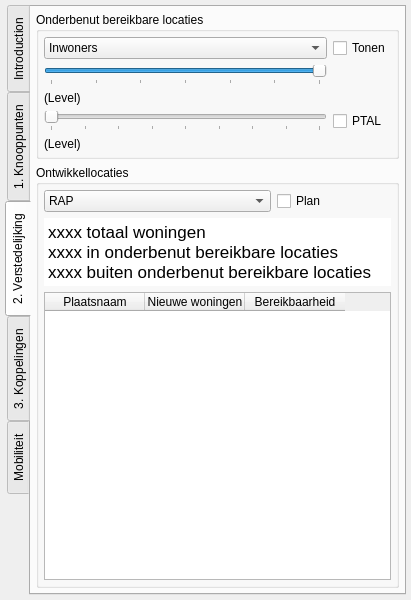
Qt form KPOpilot/kpo_datasysteem_pilot_dockwidget_base.ui (Deltametropool/kpo-pilot) before a commit.
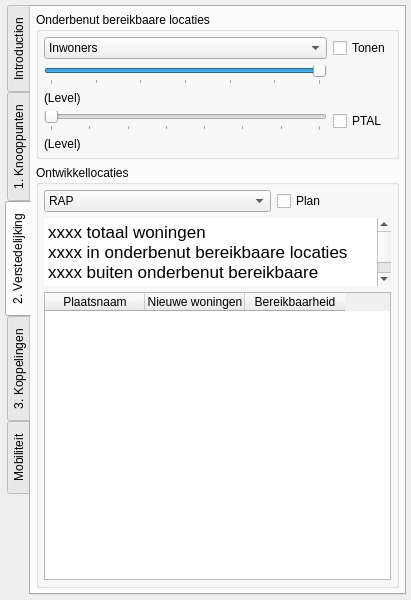
The same form after that commit. The open tabs and pages were chosen to show the change.

Commit message: GUI methods complete

```diff
--- a/KPOpilot/kpo_datasysteem_pilot_dockwidget_base.ui
+++ b/KPOpilot/kpo_datasysteem_pilot_dockwidget_base.ui
@@ -393,7 +393,7 @@
            </sizepolicy>
           </property>
           <property name="title">
-           <string>Onderbenut bereikbare locaties</string>
+           <string>Onderbenut bereikbaare locaties</string>
           </property>
           <layout class="QGridLayout" name="gridLayout_3" columnstretch="2,0">
            <property name="leftMargin">
@@ -427,8 +427,11 @@
            </item>
            <item row="3" column="0">
             <widget class="QSlider" name="accessibilityValueSlider">
+             <property name="minimum">
+              <number>0</number>
+             </property>
              <property name="maximum">
-              <number>8</number>
+              <number>7</number>
              </property>
              <property name="singleStep">
               <number>1</number>
@@ -436,6 +439,9 @@
              <property name="pageStep">
               <number>1</number>
              </property>
+             <property name="value">
+              <number>0</number>
+             </property>
              <property name="orientation">
               <enum>Qt::Horizontal</enum>
              </property>
@@ -577,8 +583,8 @@
 p, li { white-space: pre-wrap; }
 &lt;/style&gt;&lt;/head&gt;&lt;body style=&quot; font-family:'.Helvetica Neue DeskInterface'; font-size:13pt; font-weight:400; font-style:normal;&quot;&gt;
 &lt;p style=&quot; margin-top:0px; margin-bottom:0px; margin-left:0px; margin-right:0px; -qt-block-indent:0; text-indent:0px;&quot;&gt;xxxx totaal woningen&lt;/p&gt;
-&lt;p style=&quot; margin-top:0px; margin-bottom:0px; margin-left:0px; margin-right:0px; -qt-block-indent:0; text-indent:0px;&quot;&gt;xxxx in onderbenut bereikbare locaties&lt;/p&gt;
-&lt;p style=&quot; margin-top:0px; margin-bottom:0px; margin-left:0px; margin-right:0px; -qt-block-indent:0; text-indent:0px;&quot;&gt;xxxx buiten onderbenut bereikbare locaties&lt;/p&gt;&lt;/body&gt;&lt;/html&gt;</string>
+&lt;p style=&quot; margin-top:0px; margin-bottom:0px; margin-left:0px; margin-right:0px; -qt-block-indent:0; text-indent:0px;&quot;&gt;xxxx in onderbenut bereikbaare locaties&lt;/p&gt;
+&lt;p style=&quot; margin-top:0px; margin-bottom:0px; margin-left:0px; margin-right:0px; -qt-block-indent:0; text-indent:0px;&quot;&gt;xxxx buiten onderbenut bereikbaare locaties&lt;/p&gt;&lt;/body&gt;&lt;/html&gt;</string>
              </property>
             </widget>
            </item>
```
Left out of the diff: 3 changed lines with no effect on the pictures. The commit also changes 1 other file.
